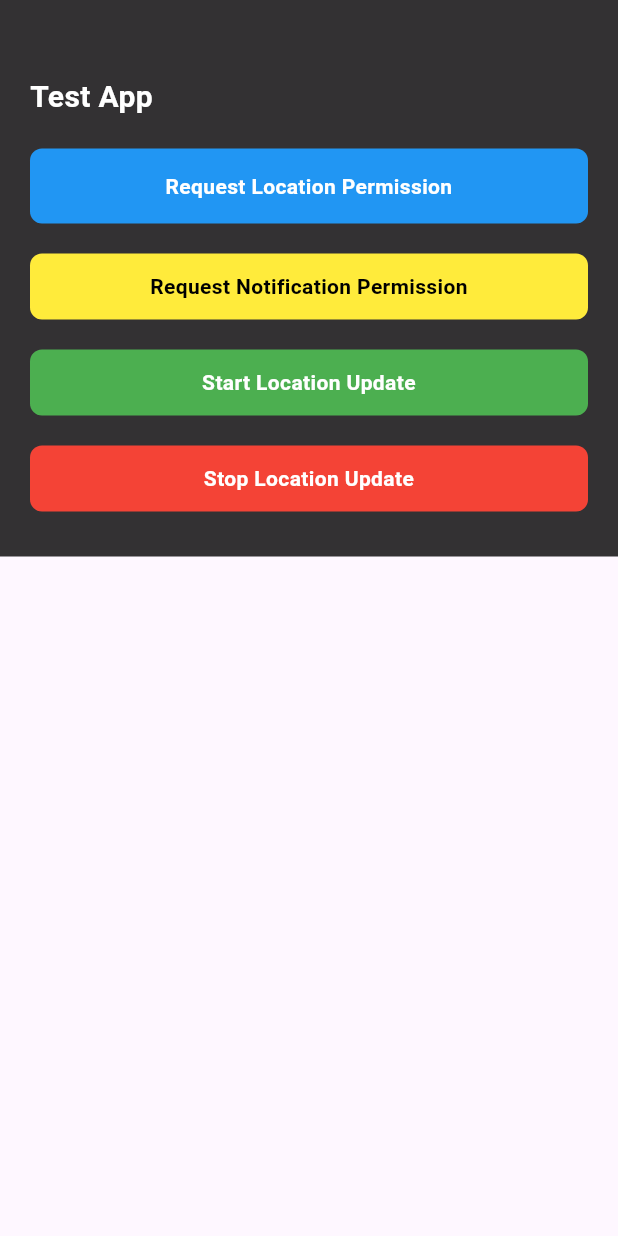
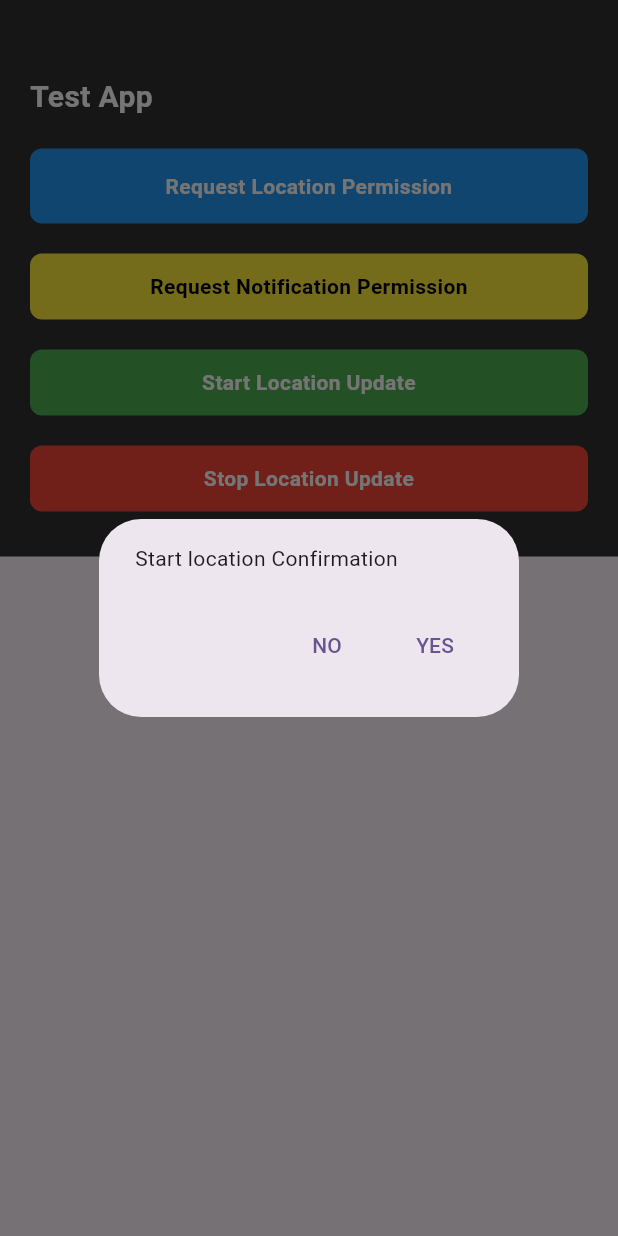
Before and after one commit to Aasathmani/location-permission, a Flutter app: the screen it shows after launch, after a tap on "Start Location Update", on a phone screen of 412 x 824 dp. Run offline on Flutter 3.47's test engine with Material 3 defaults, Android fonts, the phone set to English and light mode, and no system bars; our stand-ins replace flutter_local_notifications, geolocator, permission_handler, shared_preferences; missing offline and left inert: dart:ffi.

Commit message:
alert box added for both start and stop location

```diff
--- a/lib/main.dart
+++ b/lib/main.dart
@@ -79,9 +79,15 @@ class _MyHomePageState extends State<MyHomePage> {
                         Row(
                           mainAxisAlignment: MainAxisAlignment.spaceBetween,
                           children: [
-                            Expanded(child: _getRequestLocationPermissionButton(context)),
-                            const SizedBox(width: 30,),
-                            Expanded(child: _getRequestNotificationPermissionButton(context)),
+                            Expanded(
+                                child: _getRequestLocationPermissionButton(
+                                    context)),
+                            const SizedBox(
+                              width: 30,
+                            ),
+                            Expanded(
+                                child: _getRequestNotificationPermissionButton(
+                                    context)),
                           ],
                         ),
                         const SizedBox(
@@ -90,9 +96,15 @@ class _MyHomePageState extends State<MyHomePage> {
                         Row(
                           mainAxisAlignment: MainAxisAlignment.spaceBetween,
                           children: [
-                            Expanded(child: _getStartLocationPermissionButton(context)),
-                            const SizedBox(width: 30,),
-                            Expanded(child: _getStopLocationPermissionButton(context)),
+                            Expanded(
+                                child:
+                                    _getStartLocationPermissionButton(context)),
+                            const SizedBox(
+                              width: 30,
+                            ),
+                            Expanded(
+                                child:
+                                    _getStopLocationPermissionButton(context)),
                           ],
                         )
                       ],
@@ -168,7 +180,32 @@ class _MyHomePageState extends State<MyHomePage> {
       color: Colors.green,
       labelColor: Colors.white,
       onTap: () {
-        _startLocationUpdates();
+        _confirmationAlert(context);
+      },
+    );
+  }
+
+  Future _confirmationAlert(BuildContext context) {
+    return showDialog(
+      context: context,
+      barrierDismissible: false,
+      builder: (BuildContext context) {
+        return AlertDialog(
+          content: const Text("Start location Confirmation"),
+          actions: [
+            TextButton(
+              onPressed: () => Navigator.pop(context),
+              child: Text("No".toUpperCase()),
+            ),
+            TextButton(
+              onPressed: () {
+                _startLocationUpdates();
+                Navigator.pop(context);
+              },
+              child: Text("Yes".toUpperCase()),
+            ),
+          ],
+        );
       },
     );
   }
@@ -179,8 +216,33 @@ class _MyHomePageState extends State<MyHomePage> {
       color: Colors.red,
       labelColor: Colors.white,
       onTap: () {
-        _stopLocationUpdates();
-        _saveLocationRequests();
+        _confirmationStopAlert(context);
+      },
+    );
+  }
+
+  Future _confirmationStopAlert(BuildContext context) {
+    return showDialog(
+      context: context,
+      barrierDismissible: false,
+      builder: (BuildContext context) {
+        return AlertDialog(
+          content: const Text("Are you sure want to stop the location"),
+          actions: [
+            TextButton(
+              onPressed: () => Navigator.pop(context),
+              child: Text("No".toUpperCase()),
+            ),
+            TextButton(
+              onPressed: () {
+                _stopLocationUpdates();
+                _saveLocationRequests();
+                Navigator.pop(context);
+              },
+              child: Text("Yes".toUpperCase()),
+            ),
+          ],
+        );
       },
     );
   }
@@ -195,8 +257,7 @@ class _MyHomePageState extends State<MyHomePage> {
             padding: const EdgeInsets.only(top: 10),
             child: GridView.builder(
               gridDelegate: SliverGridDelegateWithFixedCrossAxisCount(
-                crossAxisCount:
-                    isWideScreen ? 2 : 1,
+                crossAxisCount: isWideScreen ? 2 : 1,
                 mainAxisSpacing: 20,
                 crossAxisSpacing: 30,
                 childAspectRatio: 4,
```
